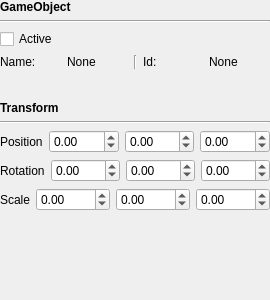
Before: the Qt Designer form QT3DModelViewer/inspector.ui in cumus/QT-3D-Model-Viewer, drawn with Qt 5.
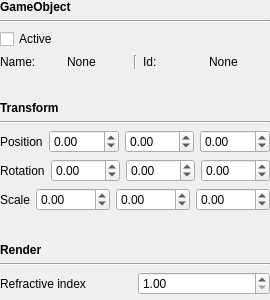
After: the same form once the commit is applied.

Commit message: Refractive Index Editable from Inspector :diamond_shape_with_a_dot_inside:

The edit to the form file:
```diff
--- a/QT3DModelViewer/inspector.ui
+++ b/QT3DModelViewer/inspector.ui
@@ -31,7 +31,7 @@
      <x>0</x>
      <y>0</y>
      <width>270</width>
-     <height>311</height>
+     <height>319</height>
     </rect>
    </property>
    <layout class="QVBoxLayout" name="verticalLayout">
@@ -263,6 +263,63 @@
       </item>
      </layout>
     </item>
+    <item>
+     <widget class="Line" name="line_6">
+      <property name="minimumSize">
+       <size>
+        <width>0</width>
+        <height>20</height>
+       </size>
+      </property>
+      <property name="lineWidth">
+       <number>0</number>
+      </property>
+      <property name="orientation">
+       <enum>Qt::Horizontal</enum>
+      </property>
+     </widget>
+    </item>
+    <item>
+     <widget class="QLabel" name="label_7">
+      <property name="font">
+       <font>
+        <weight>75</weight>
+        <bold>true</bold>
+       </font>
+      </property>
+      <property name="text">
+       <string>Render</string>
+      </property>
+     </widget>
+    </item>
+    <item>
+     <widget class="Line" name="line_5">
+      <property name="orientation">
+       <enum>Qt::Horizontal</enum>
+      </property>
+     </widget>
+    </item>
+    <item>
+     <layout class="QHBoxLayout" name="horizontalLayout_5">
+      <item>
+       <widget class="QLabel" name="label_9">
+        <property name="text">
+         <string>Refractive index</string>
+        </property>
+       </widget>
+      </item>
+      <item>
+       <widget class="QDoubleSpinBox" name="refractiveIndex">
+        <property name="minimum">
+         <double>1.000000000000000</double>
+        </property>
+        <property name="maximum">
+         <double>100.000000000000000</double>
+        </property>
+       </widget>
+      </item>
+     </layout>
+    </item>
     <item>
      <spacer name="verticalSpacer">
       <property name="orientation">
```
The commit also changes 2 other files.
